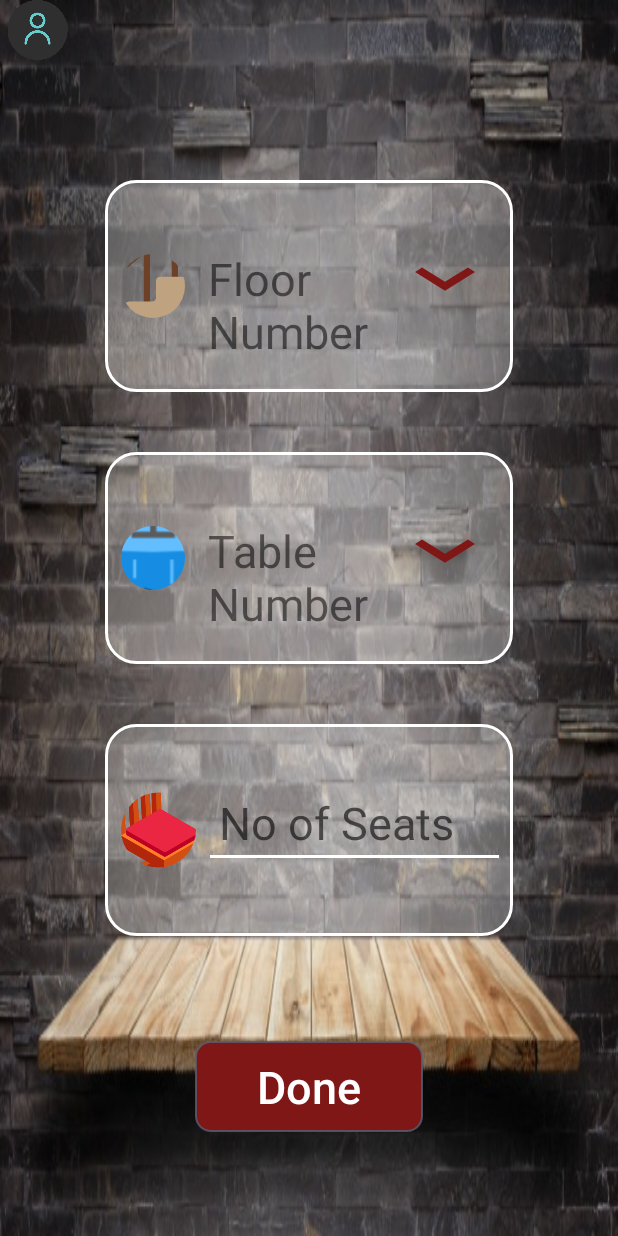
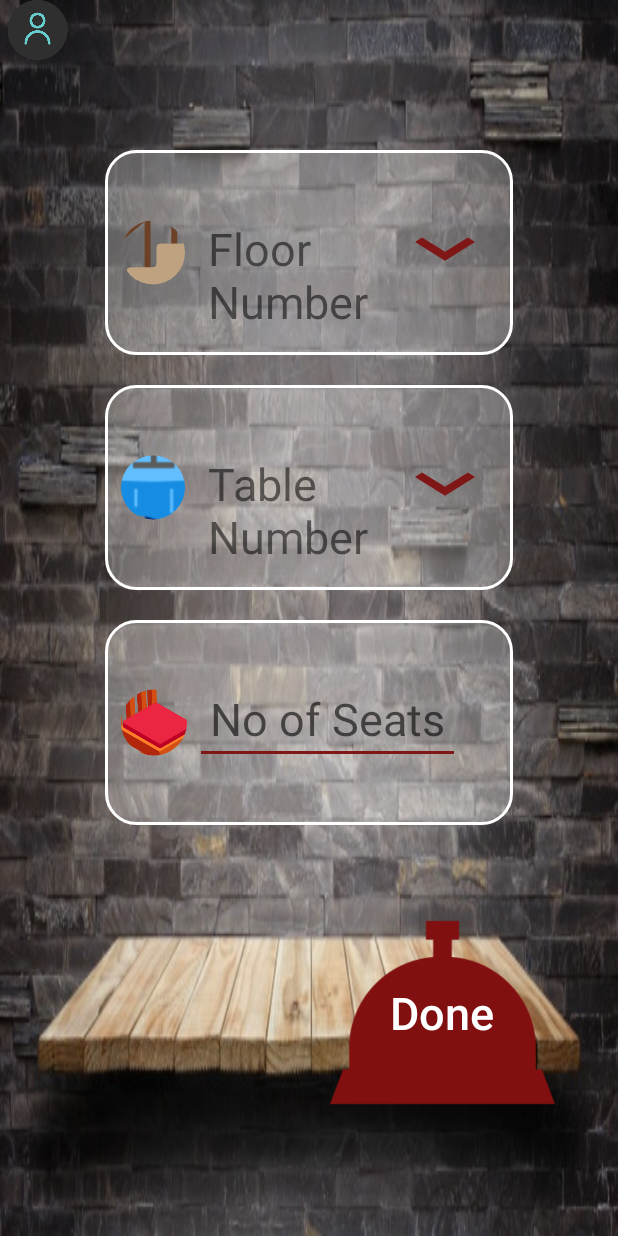
Before and after one commit to tahani-developer/menueResturant, an Android app: the OptionsActivity screen opened directly, with no data from a screen before it, on a phone screen of 412 x 824 dp. Run offline under Robolectric (Android 15) with nearby library versions, the phone set to English and light mode, and no system bars; our stand-ins replace CircleImageView.

Commit message:
Abeer ^_^ adding sound and design editing

```diff
--- a/app/src/main/java/com/example/falconssoftcompletedmenu/OptionsActivity.java
+++ b/app/src/main/java/com/example/falconssoftcompletedmenu/OptionsActivity.java
@@ -2,6 +2,7 @@ package com.example.falconssoftcompletedmenu;
 
 import android.annotation.SuppressLint;
 import android.content.Intent;
+import android.media.MediaPlayer;
 import android.os.Build;
 import android.support.annotation.RequiresApi;
 import android.support.v4.content.ContextCompat;
@@ -84,8 +85,8 @@ public class OptionsActivity extends AppCompatActivity implements View.OnClickLi
 
         switch (v.getId()) {
             case R.id.options_done:
-                if (!TextUtils.isEmpty(editTextNoOfSeats.getText().toString())){
-                    if ((SettingOrder.staticTableNo != 0) && (SettingOrder.staticNoOfSeits != 0)) //(!SettingOrder.staticSectionNo.equals("")) &&
+                if (!TextUtils.isEmpty(editTextNoOfSeats.getText().toString())) {
+                    if ((SettingOrder.staticTableNo != 0) && (SettingOrder.staticNoOfSeits != 0))  //(!SettingOrder.staticSectionNo.equals("")) &&
                     SettingOrder.staticNoOfSeits = Integer.parseInt(editTextNoOfSeats.getText().toString());
                     Log.e("", "table " + SettingOrder.staticTableNo + " section " + SettingOrder.staticSectionNo + " seits " + SettingOrder.staticNoOfSeits);
                     Intent categoryIntent = new Intent(OptionsActivity.this, CategoryActivity.class);
--- a/app/src/main/java/com/example/falconssoftcompletedmenu/SendSocket.java
+++ b/app/src/main/java/com/example/falconssoftcompletedmenu/SendSocket.java
@@ -44,8 +44,8 @@ public class SendSocket {
 //                            if (checkHosts("10.10.100.22")){
 //                            if (obj3.toString().length() > 2) {
                 try {
-                    String ip = "10.10.100.21";
-                    Socket s = new Socket("10.10.100.21", 9008);
+                    String ip = "10.10.100.25";
+                    Socket s = new Socket("10.10.100.25", 9008);
                     out = s.getOutputStream();
                     output = new PrintWriter(out);
                     output.println("table#" + " " + 4 + "," + "SEC#" + " " + 1 + "," + "#SITE" + " " + 3);
--- a/app/src/main/java/com/example/falconssoftcompletedmenu/category/CategoryActivity.java
+++ b/app/src/main/java/com/example/falconssoftcompletedmenu/category/CategoryActivity.java
@@ -3,6 +3,7 @@ package com.example.falconssoftcompletedmenu.category;
 import android.annotation.SuppressLint;
 import android.content.Context;
 import android.content.Intent;
+import android.media.MediaPlayer;
 import android.os.Build;
 import android.os.Bundle;
 import android.support.annotation.NonNull;
@@ -44,6 +45,7 @@ public class CategoryActivity extends AppCompatActivity {
     private List<String> pic = new ArrayList<>();
     private TurnLayoutManager layoutManager = null;
     private RecyclerView recyclerView;
+    private MediaPlayer mediaPlayer;
 
     int position;
 
@@ -133,6 +135,8 @@ public class CategoryActivity extends AppCompatActivity {
         CallCaptain.setOnClickListener(new View.OnClickListener() {
             @Override
             public void onClick(View v) {
+               mediaPlayer = MediaPlayer.create(CategoryActivity.this, R.raw.bell);
+                mediaPlayer.start();
 
                 SendSocket sendSocket = new SendSocket(CategoryActivity.this);
                 sendSocket.sendMessage();
--- a/app/src/main/res/layout/activity_options.xml
+++ b/app/src/main/res/layout/activity_options.xml
@@ -43,7 +43,7 @@
             android:layout_height="wrap_content"
             android:layout_marginStart="70dp"
             android:layout_marginLeft="70dp"
-            android:layout_marginTop="120dp"
+            android:layout_marginTop="100dp"
             android:layout_marginEnd="70dp"
             android:layout_marginRight="70dp"
             android:background="@drawable/items_stroke"
@@ -56,7 +56,7 @@
 
                 <de.hdodenhof.circleimageview.CircleImageView
                     android:layout_width="0dp"
-                    android:layout_height="120dp"
+                    android:layout_height="115dp"
                     android:layout_margin="5dp"
                     android:layout_weight="1"
                     android:src="@drawable/stairs" />
@@ -100,7 +100,7 @@
             android:layout_height="wrap_content"
             android:layout_marginStart="70dp"
             android:layout_marginLeft="70dp"
-            android:layout_marginTop="40dp"
+            android:layout_marginTop="20dp"
             android:layout_marginEnd="70dp"
             android:layout_marginRight="70dp"
             android:background="@drawable/items_stroke"
@@ -113,7 +113,7 @@
 
                 <de.hdodenhof.circleimageview.CircleImageView
                     android:layout_width="0dp"
-                    android:layout_height="120dp"
+                    android:layout_height="115dp"
                     android:layout_margin="5dp"
                     android:layout_weight="1"
                     android:src="@drawable/table" />
@@ -157,17 +157,17 @@
             android:layout_height="wrap_content"
             android:layout_marginStart="70dp"
             android:layout_marginLeft="70dp"
-            android:layout_marginTop="40dp"
+            android:layout_marginTop="20dp"
             android:layout_marginEnd="70dp"
             android:layout_marginRight="70dp"
-            android:layout_marginBottom="70dp"
+            android:layout_marginBottom="50dp"
             android:background="@drawable/items_stroke"
             android:orientation="horizontal"
             android:padding="5dp">
 
             <de.hdodenhof.circleimageview.CircleImageView
                 android:layout_width="0dp"
-                android:layout_height="120dp"
+                android:layout_height="115dp"
                 android:layout_margin="5dp"
                 android:layout_weight="1"
                 android:src="@drawable/chair" />
@@ -177,6 +177,8 @@
                 android:layout_width="0dp"
                 android:layout_height="wrap_content"
                 android:layout_marginTop="30dp"
+                android:layout_marginRight="30dp"
+                android:layout_marginEnd="30dp"
                 android:layout_weight="4"
                 android:inputType="number"
                 android:hint="@string/no_of_seats"
@@ -187,15 +189,14 @@
 
         <Button
             android:id="@+id/options_done"
-            android:layout_width="match_parent"
-            android:layout_height="wrap_content"
-            android:layout_marginStart="130dp"
-            android:layout_marginLeft="130dp"
+            android:layout_width="150dp"
+            android:layout_height="150dp"
+            android:layout_marginStart="220dp"
+            android:layout_marginLeft="220dp"
             android:layout_marginEnd="130dp"
             android:layout_marginRight="130dp"
-            android:layout_marginBottom="20dp"
-            android:background="@drawable/btn_background"
-            android:padding="10dp"
+            android:layout_marginBottom="100dp"
+            android:background="@drawable/bell"
             android:text="@string/done"
             android:textAllCaps="false"
             android:textColor="@color/white_dark"
--- a/app/src/main/res/values/colors.xml
+++ b/app/src/main/res/values/colors.xml
@@ -2,7 +2,7 @@
 <resources>
     <color name="colorPrimary">#008577</color>
     <color name="colorPrimaryDark">#00574b</color>
-    <color name="colorAccent">#FFFFFF</color>
+    <color name="colorAccent">#801717</color>
 
     <color name="white">#41FFFEFE</color>
     <color name="white_dark">#FFFFFF</color>
```
Also changed, not shown: app/src/main/AndroidManifest.xml (+10 -10 lines), app/src/main/res/drawable/bell.png (added), app/src/main/res/drawable/tableorder.png (added), 1 other file. Lines whose indentation alone changed are shown as unchanged.
